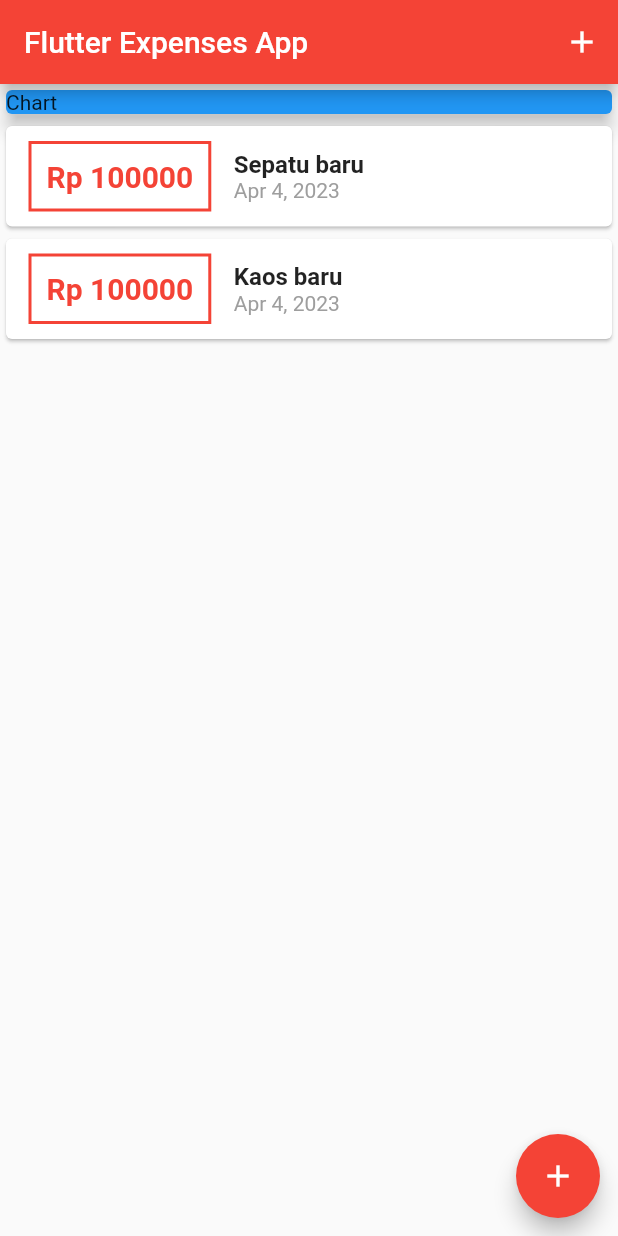
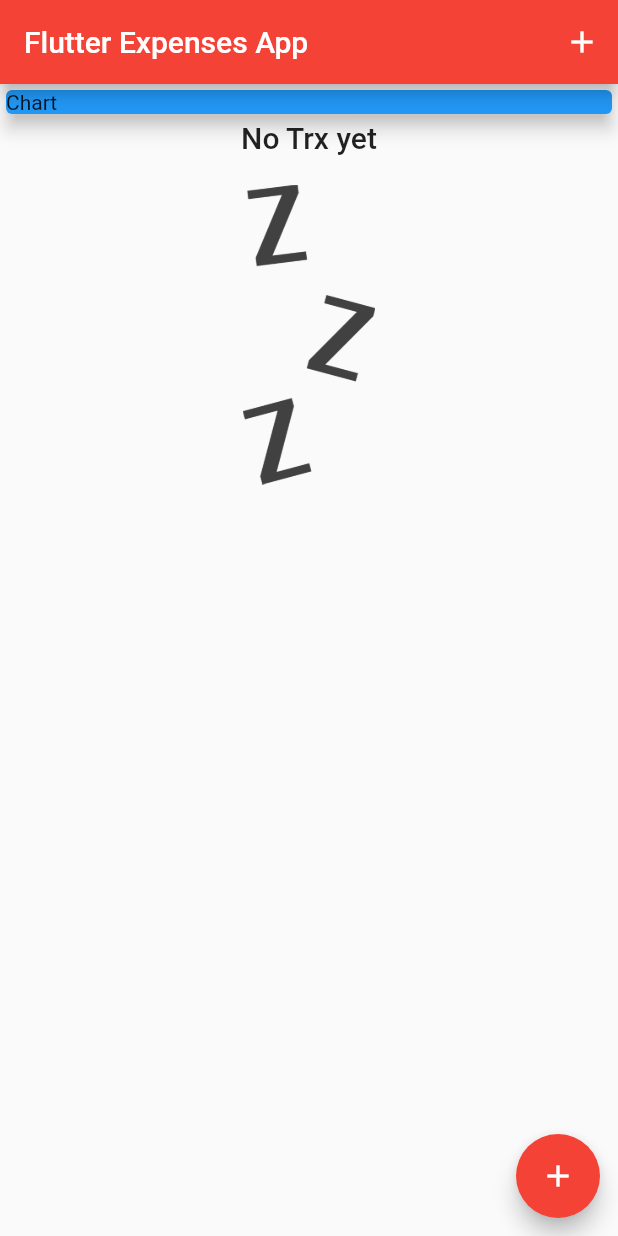
Before and after one commit to ibnunaufal/flutter_expenses_app, a Flutter app: the screen it shows after launch, on a phone screen of 412 x 824 dp. Run offline on Flutter 3.47's test engine with Material 2 defaults, Android fonts, the phone set to English and light mode, and no system bars; Roboto replaces fonts that are missing (Balrow).

```diff
--- a/lib/main.dart
+++ b/lib/main.dart
@@ -28,10 +28,10 @@ class MyHomePage extends StatefulWidget {
 
 class _MyHomePageState extends State<MyHomePage> {
   final List<Transactions> _userTransaction = [
-    Transactions(
-        id: '1', title: "Sepatu baru", amount: 100000, date: DateTime.now()),
-    Transactions(
-        id: '2', title: "Kaos baru", amount: 100000, date: DateTime.now()),
+    // Transactions(
+    //     id: '1', title: "Sepatu baru", amount: 100000, date: DateTime.now()),
+    // Transactions(
+    //     id: '2', title: "Kaos baru", amount: 100000, date: DateTime.now()),
   ];
 
   void _addNewTransaction(String title, double amount){
--- a/lib/widgets/transaction_list.dart
+++ b/lib/widgets/transaction_list.dart
@@ -13,7 +13,25 @@ class TransactionList extends StatelessWidget {
   Widget build(BuildContext context) {
     return Container(
       height: 300,
-      child: ListView.builder(
+      child: transactions.isEmpty
+          ? Column(
+              children: [
+                Text(
+                  'No Trx yet',
+                  style: Theme.of(context).textTheme.titleLarge,
+                ),
+                SizedBox(
+                  height: 20,
+                ),
+                Container(
+                    height: 200,
+                    child: Image.asset(
+                      'assets/images/waiting.png',
+                      fit: BoxFit.cover,
+                    ))
+              ],
+            )
+          : ListView.builder(
               itemBuilder: (ctx, index) {
                 return Card(
                   child: Row(
--- a/pubspec.yaml
+++ b/pubspec.yaml
@@ -60,8 +60,8 @@ flutter:
   uses-material-design: true
 
   # To add assets to your application, add an assets section, like this:
-  # assets:
-  #   - images/a_dot_burr.jpeg
+  assets:
+    - assets/images/waiting.png
   #   - images/a_dot_ham.jpeg
 
   # An image asset can refer to one or more resolution-specific "variants", see
```
Also changed, not shown: assets/images/waiting.png (added). Lines whose indentation alone changed are shown as unchanged.
